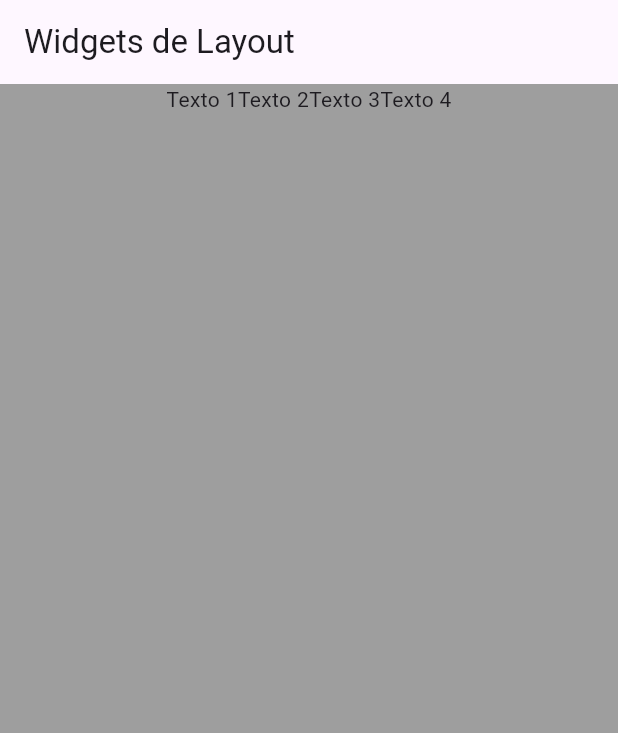
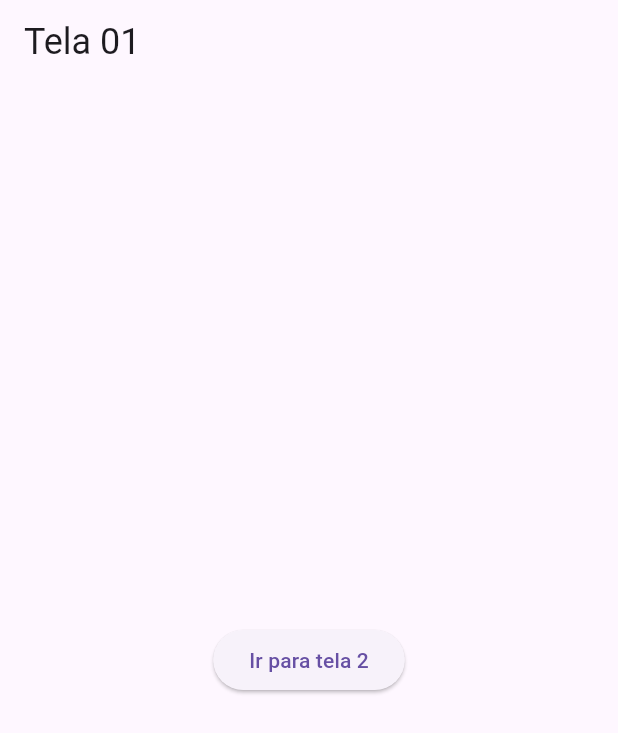
Before and after one commit to GuustavoPetry/flutterLearning, a Flutter app: the screen it shows after launch, on a phone screen of 412 x 824 dp. Shown: the top 733 px of the screen. Run offline on Flutter 3.47's test engine with Material 3 defaults, Android fonts, the phone set to English and light mode, and no system bars.

Commit message:
Aula sobre Temas e Rotas

```diff
--- /dev/null
+++ b/lib/navegacao/named_1.dart
@@ -0,0 +1,21 @@
+import 'package:flutter/material.dart';
+
+/// Navegação entre telas com rotas nomeadas:
+class Tela1 extends StatelessWidget {
+  const Tela1({super.key});
+
+  @override
+  Widget build(BuildContext context) {
+    return Scaffold(
+      appBar: AppBar(title: Text("Tela 01", style: TextStyle(fontSize: 24))),
+      body: Center(
+        child: ElevatedButton(
+          onPressed: () {
+            Navigator.pushNamed(context, "/tela2");
+          },
+          child: Text("Ir para tela 2"),
+        ),
+      ),
+    );
+  }
+}
--- /dev/null
+++ b/lib/navegacao/navigator_1.dart
@@ -0,0 +1,25 @@
+import 'package:flutter/material.dart';
+import 'package:meu_app/navegacao/navigator_2.dart';
+
+/// Navegação entre telas com a classe Navigator:
+class Tela1 extends StatelessWidget {
+  const Tela1({super.key});
+
+  @override
+  Widget build(BuildContext context) {
+    return Scaffold(
+      appBar: AppBar(title: Text("Tela 01", style: TextStyle(fontSize: 24))),
+      body: Center(
+        child: ElevatedButton(
+          onPressed: () {
+            Navigator.pushReplacement(
+              context,
+              MaterialPageRoute(builder: (context) => const Tela2()),
+            );
+          },
+          child: Text("Ir para tela 2"),
+        ),
+      ),
+    );
+  }
+}
--- /dev/null
+++ b/lib/navegacao/routes.dart
@@ -0,0 +1,20 @@
+import 'package:flutter/material.dart';
+import 'package:meu_app/navegacao/named_3.dart';
+import 'package:meu_app/navegacao/named_1.dart';
+import 'package:meu_app/navegacao/named_2.dart';
+
+class Routes extends StatelessWidget {
+  const Routes({super.key});
+
+  @override
+  Widget build(BuildContext context) {
+    return MaterialApp(
+      initialRoute: "/tela1",
+      routes: {
+        "/tela1" : (context) => const Tela1(),
+        "/tela2" :  (context) => const Tela2(),
+        "/tela3" : (context) => const Tela3(),
+      },
+    );
+  }
+}
--- a/lib/widgets_layout/montando_tela.dart
+++ b/lib/widgets_layout/montando_tela.dart
@@ -1,6 +1,4 @@
 import 'package:flutter/material.dart';
-import 'package:meu_app/widgets_layout/widget_column.dart';
-import 'package:meu_app/widgets_layout/widget_container.dart';
 import 'package:meu_app/widgets_layout/widget_row.dart';
 
 class MontandoTela extends StatefulWidget {
```
Also changed, not shown: lib/debug.dart (added, +30 -0 lines), lib/main.dart (+4 -11 lines), lib/navegacao/named_2.dart (added, +32 -0 lines), lib/navegacao/named_3.dart (added, +21 -0 lines), lib/navegacao/navigator_2.dart (added, +22 -0 lines), lib/usando_assets/fonts.dart (added, +22 -0 lines), lib/usando_assets/imagem.dart (added, +29 -0 lines), pubspec.yaml (+7 -0 lines), assets/fonts/RobotoMono-Italic-VariableFont_wght.ttf (added), assets/fonts/RobotoMono-VariableFont_wght.ttf (added), assets/images/programmer.jpg (added).
